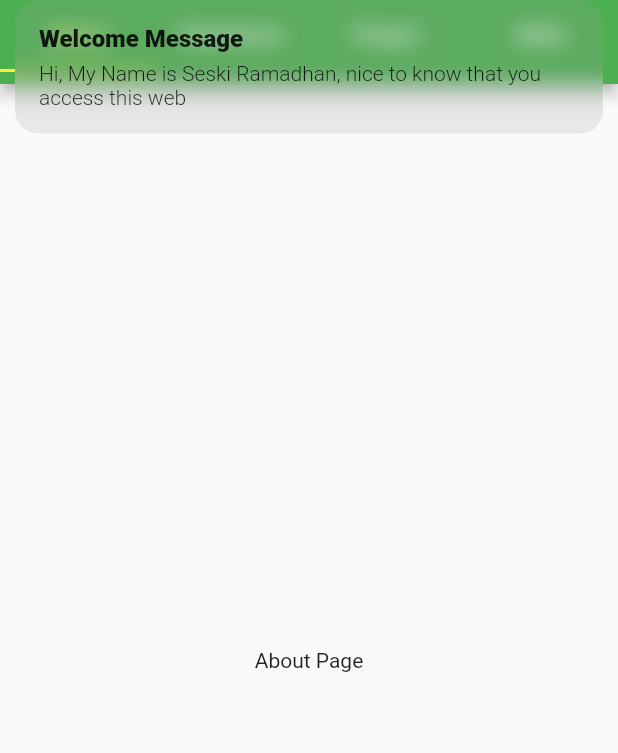
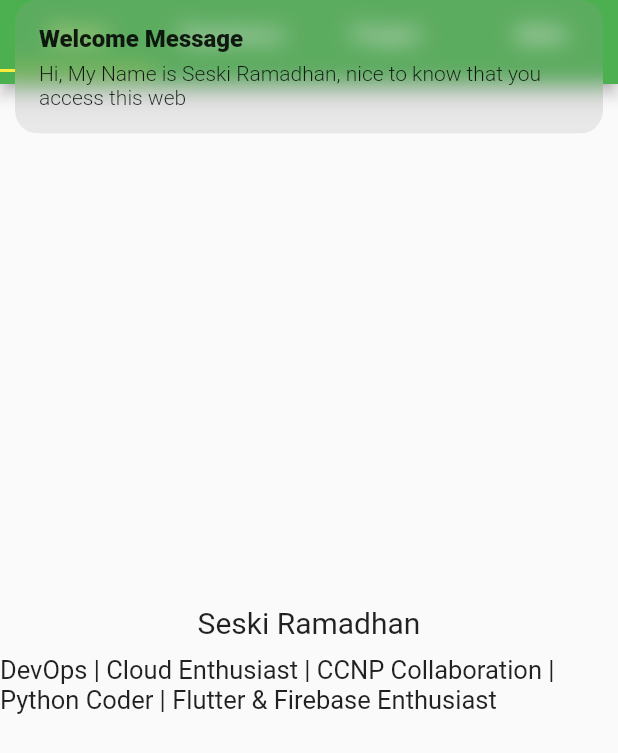
Before and after one commit to ludesdeveloper/seskiramadhancv, a Flutter app: the screen it shows after launch, after a tap on "Start Here", on a phone screen of 412 x 824 dp. Shown: the top 753 px of the screen. Run offline on Flutter 3.47's test engine with Material 2 defaults, Android fonts, the light colour scheme and no system bars; our stand-ins replace get.

Commit message:
update content

```diff
--- a/lib/views/about_page.dart
+++ b/lib/views/about_page.dart
@@ -3,6 +3,22 @@ import 'package:flutter/material.dart';
 class AboutPage extends StatelessWidget {
   @override
   Widget build(BuildContext context) {
-    return Center(child: Text('About Page'));
+    return Center(
+        child: Column(
+      mainAxisAlignment: MainAxisAlignment.center,
+      children: [
+        Text(
+          'Seski Ramadhan',
+          style: TextStyle(fontSize: 20),
+        ),
+        SizedBox(
+          height: 10,
+        ),
+        Text(
+          'DevOps | Cloud Enthusiast | CCNP Collaboration | Python Coder | Flutter & Firebase Enthusiast',
+          style: TextStyle(fontSize: 17),
+        ),
+      ],
+    ));
   }
 }
--- a/pubspec.yaml
+++ b/pubspec.yaml
@@ -23,7 +23,7 @@ environment:
 dependencies:
   flutter:
     sdk: flutter
-  get:
+  get: ^3.10.2
 
 
   # The following adds the Cupertino Icons font to your application.
```
Also changed, not shown: firebase.json (added), pubspec.lock, 3 other files.
